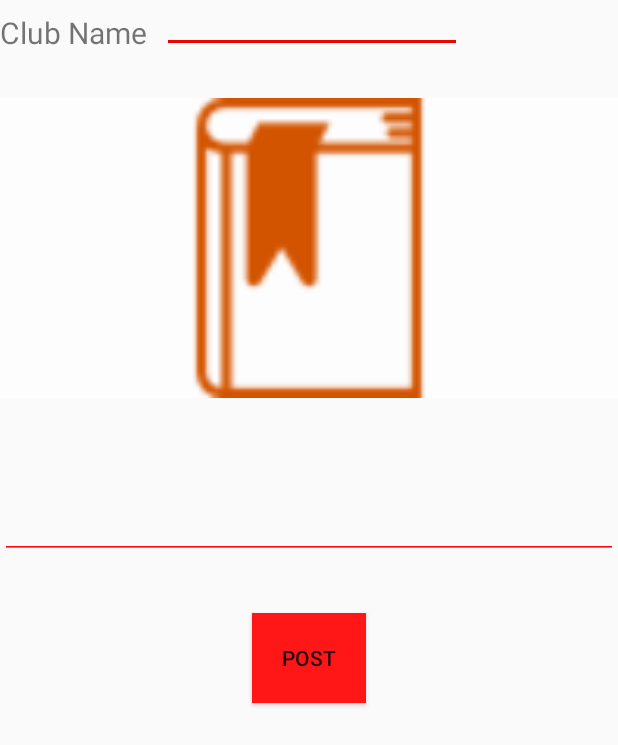
After one commit to subhashishanand/College_Buddy, an Android app: the postEvent screen opened directly, with no data from a screen before it, on a phone screen of 412 x 824 dp. The commit adds this screen. Shown: the top 745 px of the screen. Run offline under Robolectric (Android 15) with nearby library versions, the phone set to English and light mode, and no system bars; our stand-ins replace Firebase (no records; nobody signed in at launch, a user with empty details on screens opened directly), Picasso; pictures from the network do not load; Roboto replaces fonts that are not available here.

Commit message:
ClubEventsCollabs

```diff
--- a/app/src/main/AndroidManifest.xml
+++ b/app/src/main/AndroidManifest.xml
@@ -14,8 +14,10 @@
         android:roundIcon="@mipmap/ic_launcher_round"
         android:supportsRtl="true"
         android:theme="@style/AppTheme">
-        <activity android:name=".image.docCategoryChooser"></activity>
+        <activity android:name=".clubEvents.postEvent"></activity>
+        <activity android:name=".clubEvents.clubActivity" />
         <activity android:name=".image.MultipleImages" />
+        <activity android:name=".image.docCategoryChooser" />
         <activity android:name=".sidebar.oldOrders.OrdersActivity" />
         <activity android:name=".openingaActivity.SplashActivity">
             <intent-filter>
--- /dev/null
+++ b/app/src/main/java/com/printhub/printhub/clubEvents/postEvent.java
@@ -0,0 +1,142 @@
+package com.printhub.printhub.clubEvents;
+
+import androidx.annotation.NonNull;
+import androidx.appcompat.app.AppCompatActivity;
+
+import android.content.Intent;
+import android.net.Uri;
+import android.os.Bundle;
+import android.text.TextUtils;
+import android.view.View;
+import android.widget.Button;
+import android.widget.EditText;
+import android.widget.ImageView;
+import android.widget.ProgressBar;
+import android.widget.Toast;
+
+import com.google.android.gms.tasks.OnCompleteListener;
+import com.google.android.gms.tasks.OnFailureListener;
+import com.google.android.gms.tasks.OnSuccessListener;
+import com.google.android.gms.tasks.Task;
+import com.google.firebase.auth.FirebaseAuth;
+import com.google.firebase.firestore.DocumentReference;
+import com.google.firebase.firestore.FieldValue;
+import com.google.firebase.firestore.FirebaseFirestore;
+import com.google.firebase.storage.FirebaseStorage;
+import com.google.firebase.storage.StorageReference;
+import com.google.firebase.storage.UploadTask;
+import com.printhub.printhub.R;
+import com.squareup.picasso.Picasso;
+
+import java.util.HashMap;
+import java.util.Map;
+
+import static com.printhub.printhub.HomeScreen.MainnewActivity.cityName;
+import static com.printhub.printhub.HomeScreen.MainnewActivity.collegeName;
+import static com.printhub.printhub.HomeScreen.MainnewActivity.firebaseUserId;
+
+public class postEvent extends AppCompatActivity {
+    private ImageView postImage;
+    private EditText postDes,clubName;
+    private Button postButton;
+    private static final int PICK_IMAGE_REQUEST = 1;
+    private Uri mImageUri=null;
+    private ProgressBar progressBar;
+
+    private FirebaseAuth firebaseAuth;
+    private StorageReference storageReference;
+    private String currUserId;
+    private FirebaseFirestore firebaseFirestore;
+    @Override
+    protected void onCreate(Bundle savedInstanceState) {
+        super.onCreate(savedInstanceState);
+        setContentView(R.layout.activity_post_event);
+
+
+        storageReference= FirebaseStorage.getInstance().getReference();
+        firebaseFirestore=FirebaseFirestore.getInstance();
+        firebaseAuth=FirebaseAuth.getInstance();
+        currUserId=firebaseAuth.getCurrentUser().getUid();
+        clubName=findViewById(R.id.clubName);
+        postImage=findViewById(R.id.newPostImage);
+        postDes=findViewById(R.id.newPostDes);
+        postButton=findViewById(R.id.postEvent);
+        progressBar=findViewById(R.id.progress_bar);
+        postImage.setOnClickListener(new View.OnClickListener() {
+            @Override
+            public void onClick(View view) {
+                openFileChooser();
+            }
+        });
+
+        postButton.setOnClickListener(new View.OnClickListener() {
+            @Override
+            public void onClick(View view) {
+                String desc=postDes.getText().toString();
+                if(null!=mImageUri && !TextUtils.isEmpty(desc)){
+                    progressBar.setVisibility(View.VISIBLE);
+                    String random= FieldValue.serverTimestamp().toString();
+                    StorageReference filepath= storageReference.child("clubEventImages").child(random+".jpg");
+                    filepath.putFile(mImageUri).addOnSuccessListener(new OnSuccessListener<UploadTask.TaskSnapshot>() {
+                        @Override
+                        public void onSuccess(UploadTask.TaskSnapshot taskSnapshot) {
+                             filepath.getDownloadUrl().addOnSuccessListener(new OnSuccessListener<Uri>() {
+                                 @Override
+                                 public void onSuccess(Uri uri) {
+                                     Map<String,Object> postMap=new HashMap<>();
+                                     Uri url = uri;
+                                     postMap.put("imageUrl",url.toString());
+                                     postMap.put("description",desc);
+                                     postMap.put("user_id",currUserId);
+                                     postMap.put("timestamp",FieldValue.serverTimestamp());
+
+                                     firebaseFirestore.collection(cityName).document(collegeName).collection("collab").add(postMap).addOnSuccessListener(new OnSuccessListener<DocumentReference>() {
+                                         @Override
+                                         public void onSuccess(DocumentReference documentReference) {
+                                             Toast.makeText(postEvent.this, "Everthing works fine", Toast.LENGTH_LONG).show();
+                                             progressBar.setVisibility(View.INVISIBLE);
+                                             Intent intent=new Intent(getApplicationContext(),clubActivity.class);
+                                             startActivity(intent);
+                                         }
+                                     });
+                                 }
+                             }).addOnFailureListener(new OnFailureListener() {
+                                 @Override
+                                 public void onFailure(@NonNull Exception e) {
+                                     Toast.makeText(postEvent.this, "Image is Added to storage but uri cant be featched", Toast.LENGTH_LONG).show();
+                                 }
+                             });
+                        }
+                    }).addOnFailureListener(new OnFailureListener() {
+                        @Override
+                        public void onFailure(@NonNull Exception e) {
+                            Toast.makeText(postEvent.this, "Image is not added to the storage", Toast.LENGTH_LONG).show();
+                        }
+                    });
+                }
+            }
+        });
+
+    }
+
+    private void openFileChooser() {
+        Intent intent = new Intent();
+        intent.setType("image/*");
+        intent.setAction(Intent.ACTION_GET_CONTENT);
+        startActivityForResult(intent, PICK_IMAGE_REQUEST);
+    }
+
+    @Override
+    protected void onActivityResult(int requestCode, int resultCode, Intent data) {
+        super.onActivityResult(requestCode, resultCode, data);
+
+        if (requestCode == PICK_IMAGE_REQUEST && resultCode == RESULT_OK
+                && data != null && data.getData() != null) {
+            mImageUri = data.getData();
+            Picasso.with(this).load(mImageUri).into(postImage);
+        } else if (requestCode == PICK_IMAGE_REQUEST && data == null) {
+            finish();
+        }
+
+    }
+}
--- /dev/null
+++ b/app/src/main/res/layout/activity_post_event.xml
@@ -0,0 +1,68 @@
+<?xml version="1.0" encoding="utf-8"?>
+<LinearLayout xmlns:android="http://schemas.android.com/apk/res/android"
+    xmlns:app="http://schemas.android.com/apk/res-auto"
+    xmlns:tools="http://schemas.android.com/tools"
+    android:layout_width="match_parent"
+    android:layout_height="match_parent"
+    android:orientation="vertical"
+    tools:context=".clubEvents.postEvent">
+
+    <LinearLayout
+        android:layout_width="match_parent"
+        android:layout_height="wrap_content"
+        android:orientation="horizontal">
+        <TextView
+            android:layout_width="wrap_content"
+            android:layout_height="wrap_content"
+            android:text="Club Name"
+            android:textSize="20sp"
+            android:layout_marginRight="10dp"/>
+
+        <EditText
+            android:id="@+id/clubName"
+            android:layout_width="200dp"
+            android:layout_height="35sp"
+            android:backgroundTint="#EA0505" />
+    </LinearLayout>
+    <ImageView
+        android:id="@+id/newPostImage"
+        android:layout_width="match_parent"
+        android:layout_height="200dp"
+        android:layout_marginTop="30dp"
+        android:background="#FDFDFD"
+        android:src="@drawable/agenda"
+        app:srcCompat="@drawable/icon" />
+
+    <MultiAutoCompleteTextView
+        android:id="@+id/newPostDes"
+        android:layout_width="match_parent"
+        android:layout_height="wrap_content"
+        android:layout_below="@+id/newPostImage"
+        android:layout_marginTop="62dp"
+        android:backgroundTint="#F80808"
+        app:layout_constraintTop_toBottomOf="@+id/newPostImage"
+        tools:layout_editor_absoluteX="154dp" />
+
+    <Button
+        android:id="@+id/postEvent"
+        android:layout_width="wrap_content"
+        android:layout_height="60dp"
+        android:layout_below="@+id/newPostDes"
+        android:layout_alignParentEnd="true"
+        android:layout_alignParentBottom="true"
+        android:layout_marginStart="168dp"
+        android:layout_marginTop="36dp"
+        android:layout_marginEnd="168dp"
+        android:layout_marginBottom="304dp"
+        android:background="#FF1717"
+        android:text="Post"
+        app:layout_constraintTop_toBottomOf="@+id/newPostDes" />
+
+    <ProgressBar
+        android:id="@+id/progress_bar"
+        android:layout_width="match_parent"
+        android:layout_height="wrap_content"
+        android:layout_alignParentTop="true"
+        android:layout_marginTop="99dp"
+        android:visibility="invisible" />
+</LinearLayout>
--- a/app/src/main/res/layout/cards_cardview_layout.xml
+++ b/app/src/main/res/layout/cards_cardview_layout.xml
@@ -29,7 +29,7 @@
                     android:id="@+id/cardimage"
                     android:layout_marginTop="5dp"
                     android:layout_width="match_parent"
-                    android:src="@drawable/image"
+                    android:src="@drawable/icon"
                     android:scaleType="fitCenter"
                     android:layout_height="match_parent"/>
 
```
Also changed, not shown: app/src/main/java/com/printhub/printhub/HomeScreen/MainnewActivity.java (+5 -3 lines), app/src/main/java/com/printhub/printhub/clubEvents/EventsClass.java (added, +54 -0 lines), app/src/main/java/com/printhub/printhub/clubEvents/clubActivity.java (added, +80 -0 lines), app/src/main/java/com/printhub/printhub/clubEvents/mEventsAdapter.java (added, +113 -0 lines), app/src/main/res/layout/activity_club.xml (added, +29 -0 lines), app/src/main/res/layout/club_events_cardlayout.xml (added, +43 -0 lines), app/src/main/res/drawable/icon.jpeg (added).
